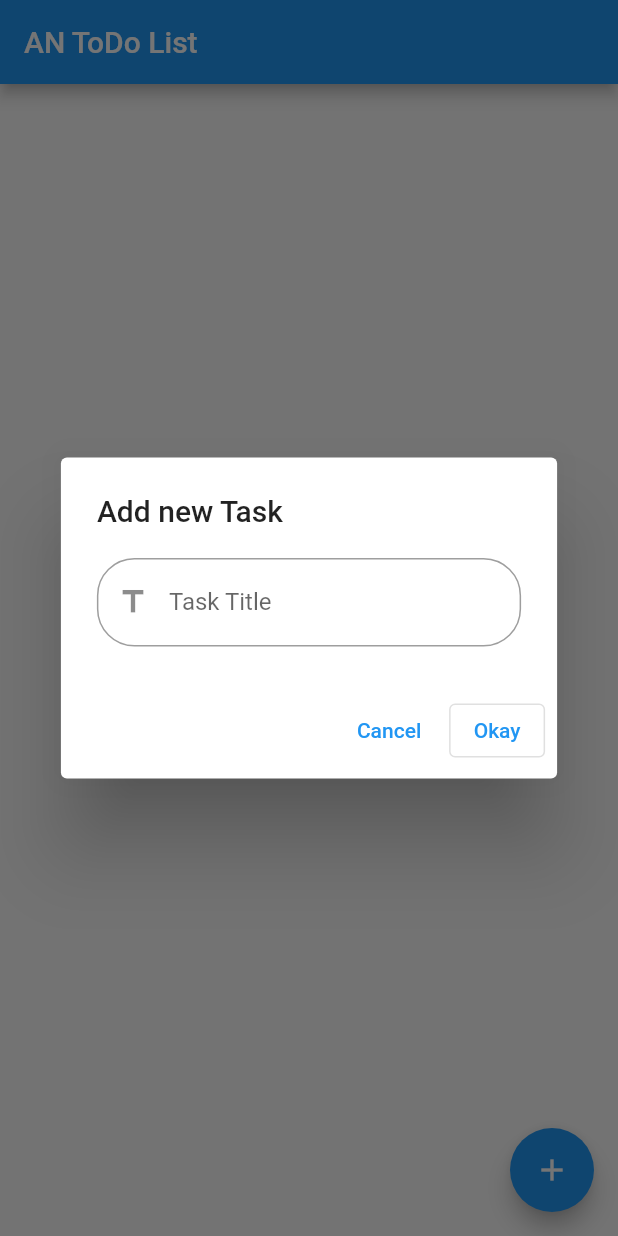
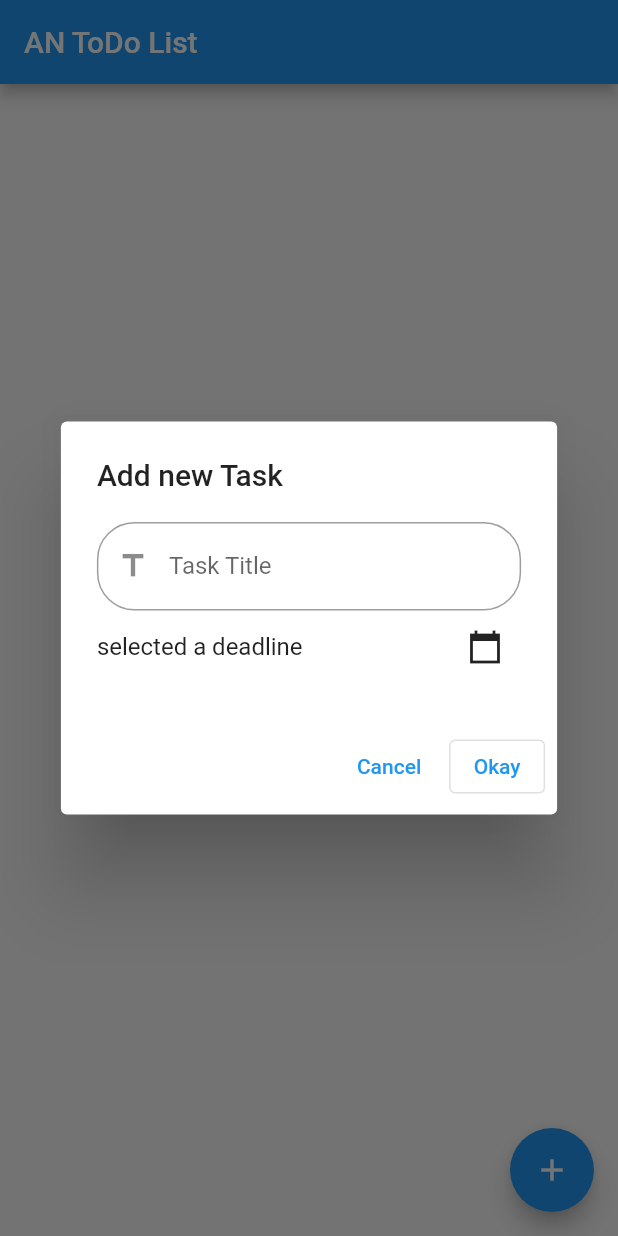
Before and after one commit to AdhamNour/ToDo, a Flutter app: the screen it shows after launch, after a tap on the "add" icon, on a phone screen of 412 x 824 dp. Run offline on Flutter 3.47's test engine with Material 2 defaults, Android fonts, the phone set to English and light mode, and no system bars.

Commit message:
finished selected time

```diff
--- a/lib/Models/Task.dart
+++ b/lib/Models/Task.dart
@@ -1,6 +1,5 @@
 import 'dart:convert';
 
-import 'package:flutter/cupertino.dart';
 
 class Task {
   String title;
@@ -8,11 +7,13 @@ class Task {
   int? parent;
   bool? done;
   bool haschildren=false;
+  DateTime? deadline;
   Task({
     required this.title,
     this.id,
     this.parent,
     this.done = false,
+    this.deadline
   });
 
   Task copyWith({
--- a/lib/providers/Tasks.dart
+++ b/lib/providers/Tasks.dart
@@ -7,7 +7,7 @@ class Tasks extends ChangeNotifier {
     return [..._tasks.where((element) => element.parent == parent).toList()];
   }
 
-  void addTask({required String taskName}) {
+  void addTask({required String taskName,DateTime? deadline}) {
     _tasks.add(Task(title: taskName, id: _tasks.length));
     notifyListeners();
   }
--- a/lib/screens/HomeScreen.dart
+++ b/lib/screens/HomeScreen.dart
@@ -1,4 +1,5 @@
 import 'package:flutter/material.dart';
+import 'package:intl/intl.dart';
 import 'package:provider/provider.dart';
 import 'package:todo/components/TaskList/TaskList.dart';
 import 'package:todo/providers/Tasks.dart';
@@ -22,41 +23,20 @@ class HomeScreen extends StatelessWidget {
             builder: (context) {
               final TextEditingController _controller =
                   new TextEditingController();
-              return AlertDialog(
-                title: Text("Add new Task"),
-                content: Column(
-                  mainAxisSize: MainAxisSize.min,
-                  children: [
-                    TextField(
-                      controller: _controller,
-                      decoration: InputDecoration(
-                          border: OutlineInputBorder(
-                            borderRadius: BorderRadius.all(Radius.circular(25)),
-                          ),
-                          hintText: "Type the name of your task title",
-                          labelText: "Task Title",
-                          prefixIcon: Icon(Icons.title)),
-                      onSubmitted: (newValue) =>
-                          Navigator.of(context).pop(newValue),
-                    )
-                  ],
-                ),
-                actions: [
-                  TextButton(onPressed: () => Navigator.of(context).pop(), child: Text('Cancel')),
-                  OutlinedButton(onPressed: ()=> Navigator.of(context).pop(_controller.text), child: Text('Okay'))
-                ],
-              );
+              return AddTaskDialog(controller: _controller);
             },
           ).then((value) {
-            if(value == null){
-              ScaffoldMessenger.of(context).showSnackBar(SnackBar(content: Text("Task is canceled")));
+            if (value['title'] == null) {
+              ScaffoldMessenger.of(context)
+                  .showSnackBar(SnackBar(content: Text("Task is canceled")));
               return;
             }
-            if(value.isEmpty){
-              ScaffoldMessenger.of(context).showSnackBar(SnackBar(content: Text("Tasks with no title is not allowed")));
+            if (value['title'].isEmpty) {
+              ScaffoldMessenger.of(context).showSnackBar(SnackBar(
+                  content: Text("Tasks with no title is not allowed")));
               return;
             }
-            tasks.addTask(taskName: value);
+            tasks.addTask(taskName: value['title'],deadline: value['deadline']);
           });
         },
         child: Icon(Icons.add),
@@ -65,3 +45,70 @@ class HomeScreen extends StatelessWidget {
     );
   }
 }
+
+class AddTaskDialog extends StatefulWidget {
+  const AddTaskDialog({
+    Key? key,
+    required TextEditingController controller,
+  })  : _controller = controller,
+        super(key: key);
+
+  final TextEditingController _controller;
+
+  @override
+  _AddTaskDialogState createState() => _AddTaskDialogState();
+}
+
+class _AddTaskDialogState extends State<AddTaskDialog> {
+  DateTime? date;
+  @override
+  Widget build(BuildContext context) {
+    return AlertDialog(
+      title: Text("Add new Task"),
+      content: Column(
+        mainAxisSize: MainAxisSize.min,
+        children: [
+          TextField(
+            controller: widget._controller,
+            decoration: InputDecoration(
+                border: OutlineInputBorder(
+                  borderRadius: BorderRadius.all(Radius.circular(25)),
+                ),
+                hintText: "Type the name of your task title",
+                labelText: "Task Title",
+                prefixIcon: Icon(Icons.title)),
+          ),
+          Row(
+            children: [
+              Text(date == null
+                  ? 'selected a deadline'
+                  : DateFormat.yMd().format(date!)),
+              IconButton(
+                  onPressed: () {
+                    showDatePicker(
+                            context: context,
+                            initialDate: DateTime.now(),
+                            firstDate: DateTime.now(),
+                            lastDate: DateTime(2100, 12, 31))
+                        .then((value) => setState(() {
+                              date = value;
+                            }));
+                  },
+                  icon: Icon(Icons.calendar_today_sharp))
+            ],
+            mainAxisAlignment: MainAxisAlignment.spaceBetween,
+          )
+        ],
+      ),
+      actions: [
+        TextButton(
+            onPressed: () => Navigator.of(context).pop(),
+            child: Text('Cancel')),
+        OutlinedButton(
+            onPressed: () => Navigator.of(context)
+                .pop({'title': widget._controller.text, 'deadline': date}),
+            child: Text('Okay'))
+      ],
+    );
+  }
+}
--- a/pubspec.yaml
+++ b/pubspec.yaml
@@ -30,6 +30,7 @@ dependencies:
   cupertino_icons: ^1.0.2
   sqflite: ^2.0.0+3
   provider: ^5.0.0
+  intl: ^0.17.0
 
 dev_dependencies:
   flutter_test:
```
Also changed, not shown: lib/components/TaskList/TaskListItem/TaskListItemContent.dart (+19 -12 lines), pubspec.lock.
